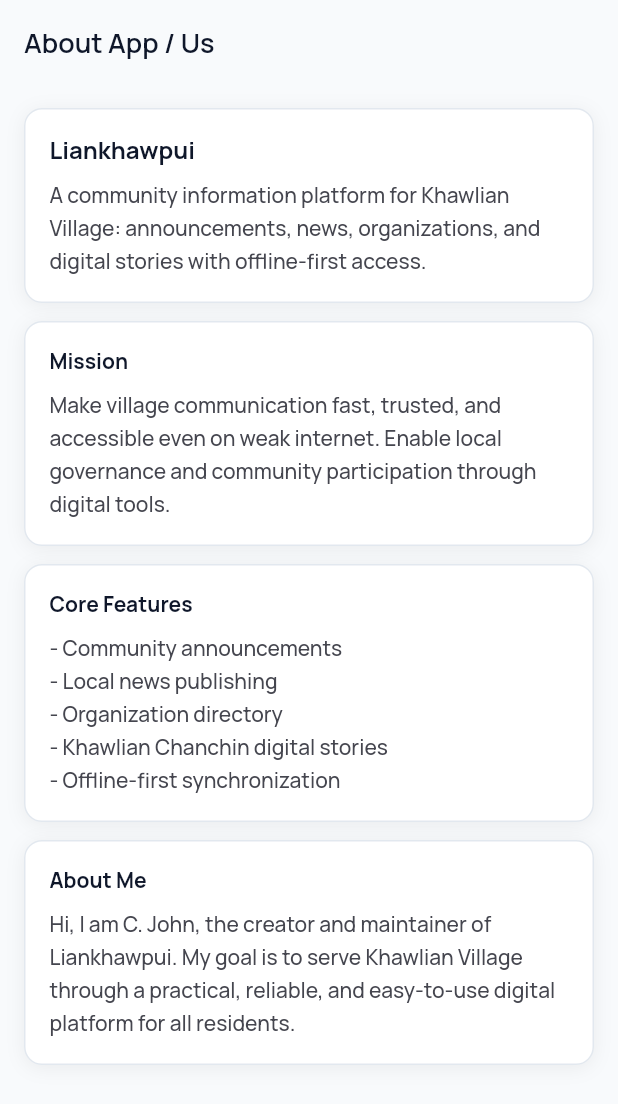
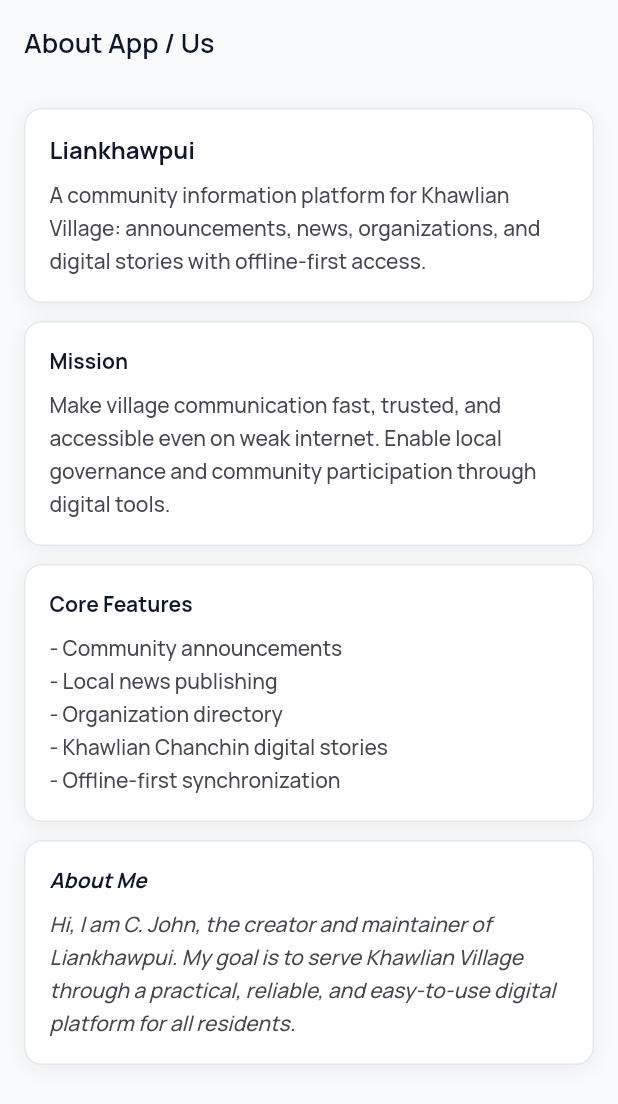
Before and after one commit to cjohnmizo/liankhawpui, a Flutter app: the AboutAppScreen screen opened by its route, on a phone screen of 412 x 824 dp. Shown: the top 1104 px of the screen. Run offline on Flutter 3.47's test engine with Material 3 defaults, Android fonts, the phone set to English and light mode, and no system bars; our stand-ins replace cached_network_image, connectivity_plus, file_picker, fl_chart, flutter_dotenv, flutter_image_compress and 8 more; missing offline and left inert: onesignal_flutter, powersync; accounts and stored records are empty; statements that could not run were skipped.

Commit message:
style(about): make about me section italic

```diff
--- a/lib/features/settings/presentation/about_app_screen.dart
+++ b/lib/features/settings/presentation/about_app_screen.dart
@@ -98,6 +98,7 @@ class AboutAppScreen extends StatelessWidget {
                       'About Me',
                       style: AppTextStyles.titleSmall.copyWith(
                         fontWeight: FontWeight.w700,
+                        fontStyle: FontStyle.italic,
                         color: Theme.of(context).colorScheme.onSurface,
                       ),
                     ),
@@ -109,6 +110,7 @@ class AboutAppScreen extends StatelessWidget {
                       style: AppTextStyles.bodyMedium.copyWith(
                         color: Theme.of(context).colorScheme.onSurfaceVariant,
                         height: 1.55,
+                        fontStyle: FontStyle.italic,
                       ),
                     ),
                   ],
```
